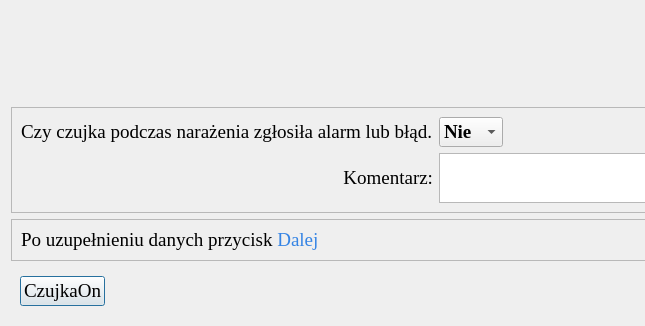
Old version of the form CzujkiLinioweApp/oknotestrozproszoneswiatlo.ui in the repository wiacekmarcin/CzujkiLiniowe; both pictures show x 0 to 645 and y 461 to 787 of the 1007 by 787 pixel window.
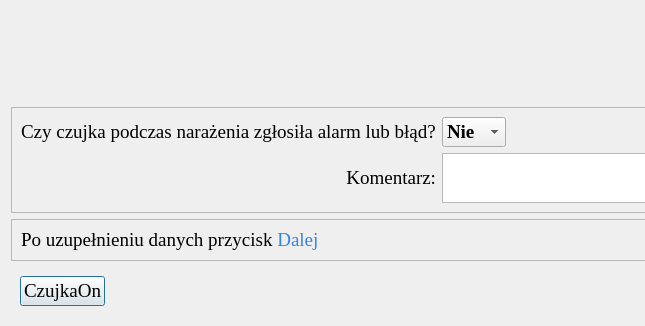
New version of the form. Icons and pictures are not drawn.

```diff
--- a/CzujkiLinioweApp/oknotestrozproszoneswiatlo.ui
+++ b/CzujkiLinioweApp/oknotestrozproszoneswiatlo.ui
@@ -396,7 +396,7 @@
          </font>
         </property>
         <property name="text">
-         <string>Czy czujka podczas narażenia zgłosiła alarm lub błąd.</string>
+         <string>Czy czujka podczas narażenia zgłosiła alarm lub błąd?</string>
         </property>
        </widget>
       </item>
```
